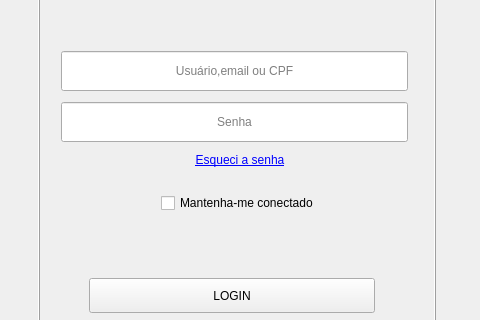
Above: login_4.ui from KevenLucas025/ProjetoERP before the change; both pictures show x 103 to 583 and y 151 to 471 of the 683 by 600 pixel window. Below: the same form after it.
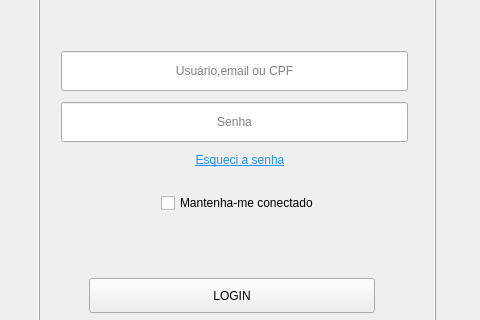
That is the form after the change. Icons and pictures are not drawn.

Commit message: conferir se tem mais erros, criado botao de ver senha no primeiro acesso

The edit to the form file:
```diff
--- a/login_4.ui
+++ b/login_4.ui
@@ -270,7 +270,17 @@
            <string notr="true"/>
           </property>
           <property name="text">
-           <string>&lt;html&gt;&lt;head/&gt;&lt;body&gt;&lt;p align=&quot;center&quot;&gt;&lt;a href=&quot;trocar_senha&quot;&gt;&lt;span style=&quot; text-decoration: underline; color:#0000ff;&quot;&gt;Esqueci a senha&lt;/span&gt;&lt;/a&gt;&lt;/p&gt;&lt;/body&gt;&lt;/html&gt;</string>
+           <string>&lt;html&gt;
+&lt;head&gt;
+&lt;style&gt;
+a { color: #1E90FF; text-decoration: underline; }
+a:hover { color: #63B3FF; }
+&lt;/style&gt;
+&lt;/head&gt;
+&lt;body&gt;
+&lt;p align=&quot;center&quot;&gt;&lt;a href=&quot;trocar_senha&quot;&gt;Esqueci a senha&lt;/a&gt;&lt;/p&gt;
+&lt;/body&gt;
+&lt;/html&gt;</string>
           </property>
          </widget>
         </item>
```
Left out of the diff: 9 changed lines with no effect on the pictures. The commit also changes 9 other files.
